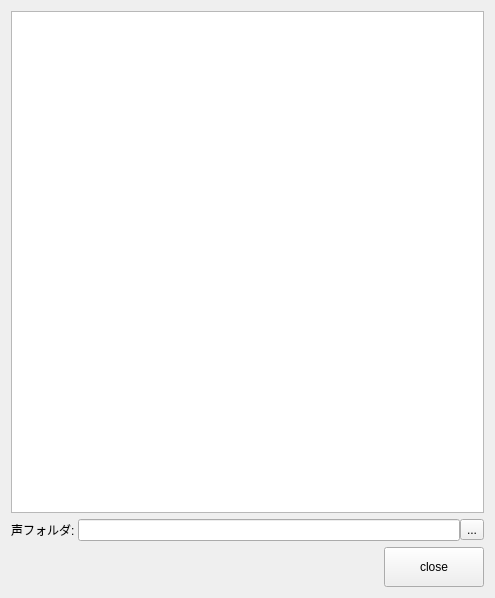
This is library/python/rs/tool/voice_bin/voice_bin.ui in nakano000/Resolve_Script as Qt 5 draws it before an edit. The edited form follows.
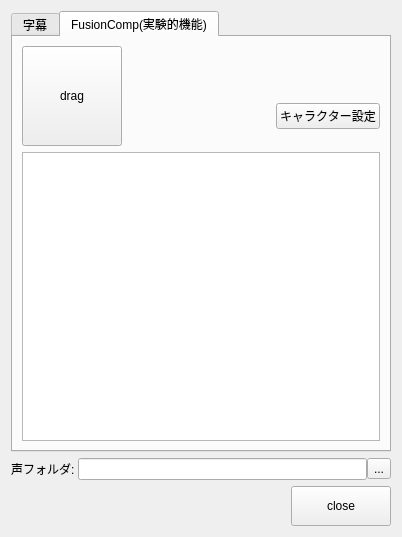
This is the edited form. The open tabs and pages were chosen to show the change. Custom widgets are drawn as their Qt base class.

Commit message: FusionCompを使う機能を追加(実験的)

What changed in the file:
```diff
--- a/library/python/rs/tool/voice_bin/voice_bin.ui
+++ b/library/python/rs/tool/voice_bin/voice_bin.ui
@@ -6,13 +6,23 @@
    <rect>
     <x>0</x>
     <y>0</y>
-    <width>495</width>
-    <height>598</height>
+    <width>402</width>
+    <height>537</height>
    </rect>
   </property>
   <property name="windowTitle">
    <string>Form</string>
   </property>
+  <layout class="QVBoxLayout" name="verticalLayout_3">
+   <item>
+    <widget class="QTabWidget" name="tabWidget">
+     <property name="currentIndex">
+      <number>0</number>
+     </property>
+     <widget class="QWidget" name="stTab">
+      <attribute name="title">
+       <string>字幕</string>
+      </attribute>
   <layout class="QVBoxLayout" name="verticalLayout">
    <item>
     <widget class="QTreeView" name="treeView">
@@ -36,6 +46,93 @@
      </property>
     </widget>
    </item>
+      </layout>
+     </widget>
+     <widget class="QWidget" name="textTab">
+      <attribute name="title">
+       <string>FusionComp(実験的機能)</string>
+      </attribute>
+      <layout class="QVBoxLayout" name="verticalLayout_4">
+       <item>
+        <layout class="QHBoxLayout" name="horizontalLayout_3">
+         <item>
+          <widget class="DragButton" name="dragButton">
+           <property name="minimumSize">
+            <size>
+             <width>100</width>
+             <height>100</height>
+            </size>
+           </property>
+           <property name="text">
+            <string>drag</string>
+           </property>
+          </widget>
+         </item>
+         <item>
+          <spacer name="horizontalSpacer_2">
+           <property name="orientation">
+            <enum>Qt::Horizontal</enum>
+           </property>
+           <property name="sizeHint" stdset="0">
+            <size>
+             <width>40</width>
+             <height>20</height>
+            </size>
+           </property>
+          </spacer>
+         </item>
+         <item>
+          <layout class="QVBoxLayout" name="verticalLayout_2">
+           <item>
+            <spacer name="verticalSpacer">
+             <property name="orientation">
+              <enum>Qt::Vertical</enum>
+             </property>
+             <property name="sizeType">
+              <enum>QSizePolicy::Preferred</enum>
+             </property>
+             <property name="sizeHint" stdset="0">
+              <size>
+               <width>20</width>
+               <height>40</height>
+              </size>
+             </property>
+            </spacer>
+           </item>
+           <item>
+            <widget class="QPushButton" name="charaButton">
+             <property name="text">
+              <string>キャラクター設定</string>
+             </property>
+            </widget>
+           </item>
+          </layout>
+         </item>
+        </layout>
+       </item>
+       <item>
+        <widget class="QTreeView" name="movTreeView">
+         <property name="sizePolicy">
+          <sizepolicy hsizetype="Expanding" vsizetype="Expanding">
+           <horstretch>0</horstretch>
+           <verstretch>0</verstretch>
+          </sizepolicy>
+         </property>
+         <property name="minimumSize">
+          <size>
+           <width>350</width>
+           <height>0</height>
+          </size>
+         </property>
+         <property name="dragEnabled">
+          <bool>true</bool>
+         </property>
+        </widget>
+       </item>
+      </layout>
+     </widget>
+    </widget>
+   </item>
    <item>
     <layout class="QHBoxLayout" name="horizontalLayout_2">
      <property name="spacing">
@@ -92,6 +189,13 @@
    </item>
   </layout>
  </widget>
+ <customwidgets>
+  <customwidget>
+   <class>DragButton</class>
+   <extends>QPushButton</extends>
+   <header>rs.tool.voice_bin.drag_button</header>
+  </customwidget>
+ </customwidgets>
  <resources/>
  <connections/>
 </ui>
```
Lines whose indentation alone changed are shown as unchanged. The commit also changes 15 other files.
